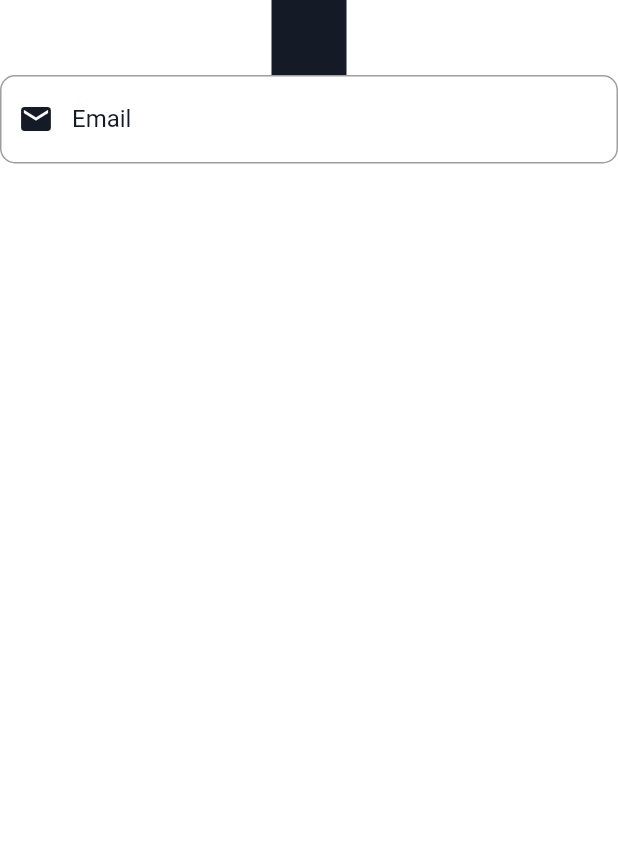
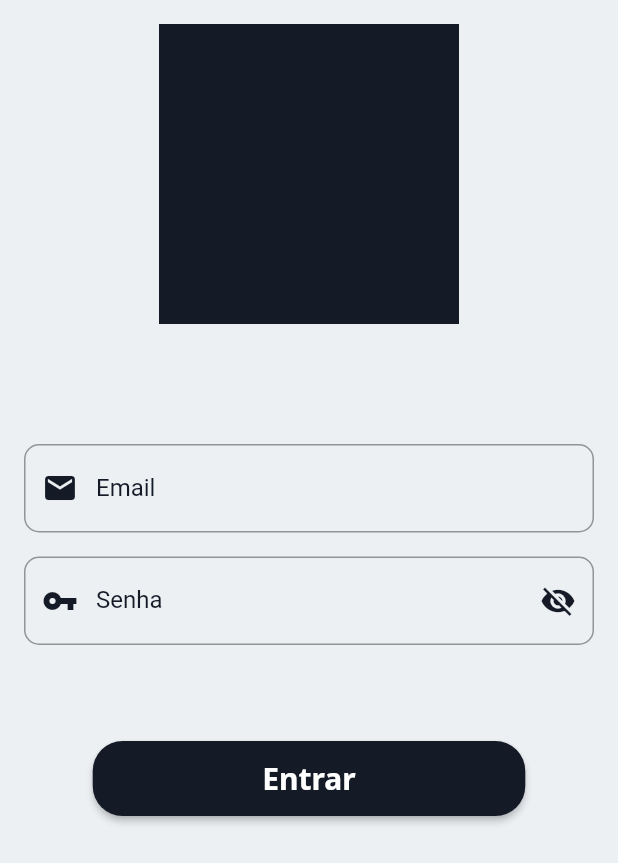
Before and after one commit to GabrielGodoy01/projeto_aplicativos_hibridos, a Flutter app: the screen it shows after launch, on a phone screen of 412 x 824 dp. Shown: the top 863 px of the screen. Run offline on Flutter 3.47's test engine with Material 2 defaults, Android fonts, the phone set to English and light mode, and no system bars; our stand-ins replace dio, flutter_mobx, get, get_it, google_fonts, mobx; generated files the repository leaves out were written again.

Commit message:
login and home

```diff
--- a/front_app/lib/app/app_widget.dart
+++ b/front_app/lib/app/app_widget.dart
@@ -1,6 +1,7 @@
 import 'package:flutter/gestures.dart';
 import 'package:flutter/material.dart';
 import 'package:flutter_localizations/flutter_localizations.dart';
+import 'package:front_app/app/modules/home/home_page.dart';
 import 'package:front_app/app/modules/login/login_page.dart';
 import 'package:front_app/app/shared/themes/app_colors.dart';
 import 'package:front_app/app/shared/themes/app_text_styles.dart';
@@ -37,10 +38,11 @@ class AppWidget extends StatelessWidget {
           appBarTheme: const AppBarTheme(
             color: AppColors.black,
           ),
-          scaffoldBackgroundColor: AppColors.white),
+          scaffoldBackgroundColor: AppColors.background),
       home: const LoginPage(),
       getPages: [
         GetPage(name: '/login', page: () => const LoginPage()),
+        GetPage(name: '/home', page: () => const HomePage()),
       ],
     );
   }
--- a/front_app/lib/app/injection_container.dart
+++ b/front_app/lib/app/injection_container.dart
@@ -6,6 +6,8 @@ import 'package:front_app/app/modules/auth/infra/repositories/auth_repository_mo
 import 'package:front_app/app/modules/auth/presenter/controllers/auth_controller.dart';
 import 'package:front_app/app/modules/login/login_controller.dart';
 import 'package:get_it/get_it.dart';
+
+import 'modules/home/home_controller.dart';
 
 final serviceLocator = GetIt.instance;
 
@@ -24,4 +26,7 @@ Future<void> init() async {
   //login
   serviceLocator.registerLazySingleton<LoginController>(
       () => LoginController(authController: serviceLocator()));
+
+  //home
+  serviceLocator.registerLazySingleton<HomeController>(() => HomeController());
 }
--- a/front_app/lib/app/modules/auth/infra/repositories/auth_repository_mock.dart
+++ b/front_app/lib/app/modules/auth/infra/repositories/auth_repository_mock.dart
@@ -3,8 +3,8 @@ import 'package:front_app/app/modules/auth/errors/errors.dart';
 import '../../domain/repositories/auth_repository_interface.dart';
 
 class AuthRepositoryMock implements AuthRepositoryInterface {
-  final String _email = '30557126659';
-  final String _pw = 'user';
+  final String _email = 'teste';
+  final String _pw = 'teste';
 
   @override
   Future<Map<String, dynamic>> login(String email, String password) async {
--- /dev/null
+++ b/front_app/lib/app/modules/home/model/card_model.dart
@@ -0,0 +1,5 @@
+class CardModel {
+  final String title;
+
+  CardModel({required this.title});
+}
--- a/front_app/lib/app/modules/login/login_page.dart
+++ b/front_app/lib/app/modules/login/login_page.dart
@@ -1,6 +1,8 @@
 import 'package:flutter/material.dart';
+import 'package:flutter_mobx/flutter_mobx.dart';
 import 'package:front_app/app/injection_container.dart';
 import 'package:front_app/app/shared/themes/app_colors.dart';
+import 'package:front_app/app/shared/widgets/custom_button.dart';
 import 'login_controller.dart';
 
 class LoginPage extends StatefulWidget {
@@ -15,12 +17,20 @@ class _LoginPageState extends State<LoginPage> {
   Widget build(BuildContext context) {
     var controller = serviceLocator<LoginController>();
     return Scaffold(
-      body: Column(
+      body: Padding(
+        padding: const EdgeInsets.symmetric(horizontal: 16),
+        child: Column(
           children: [
-          Container(
-            height: 50,
-            width: 50,
+            Padding(
+              padding: const EdgeInsets.symmetric(vertical: 16),
+              child: Container(
+                height: 200,
+                width: 200,
                 decoration: const BoxDecoration(color: AppColors.black),
+              ),
+            ),
+            const SizedBox(
+              height: 64,
             ),
             TextField(
               onChanged: controller.setEmail,
@@ -36,7 +46,47 @@ class _LoginPageState extends State<LoginPage> {
                 ),
               ),
             ),
+            const SizedBox(
+              height: 16,
+            ),
+            Observer(
+              builder: (_) {
+                return TextField(
+                  onChanged: controller.setPassword,
+                  obscureText: controller.passwordVisibility,
+                  decoration: InputDecoration(
+                      labelStyle: const TextStyle(color: AppColors.black),
+                      border: const OutlineInputBorder(
+                          borderRadius: BorderRadius.all(Radius.circular(10))),
+                      labelText: 'Senha',
+                      suffixIcon: InkWell(
+                        onTap: controller.changePasswordVisibility,
+                        child: Icon(
+                          controller.passwordVisibility
+                              ? Icons.visibility_off
+                              : Icons.visibility,
+                          color: AppColors.black,
+                        ),
+                      ),
+                      prefixIcon: const Icon(
+                        Icons.vpn_key,
+                        color: AppColors.black,
+                      )),
+                );
+              },
+            ),
+            const SizedBox(
+              height: 64,
+            ),
+            CustomButton(
+              isLoading: controller.isLoading,
+              onPressed: () async {
+                await controller.login();
+              },
+              text: 'Entrar',
+            ),
           ],
+        ),
       ),
     );
   }
--- a/front_app/lib/app/shared/themes/app_colors.dart
+++ b/front_app/lib/app/shared/themes/app_colors.dart
@@ -3,7 +3,9 @@ import 'package:flutter/material.dart';
 class AppColors {
   static const black = Color(0xFF151A27);
   static const darkGrey = Color(0xFF494950);
-  static const lilac = Color(0xFFE1E1E5);
+  static const card = Color.fromARGB(255, 167, 178, 194);
+  static const cardClicked = Color.fromARGB(255, 176, 182, 192);
+  static const background = Color(0xFFECF0F3);
   static const white = Colors.white;
 
   static final BoxShadow clickShadow = BoxShadow(
--- /dev/null
+++ b/front_app/lib/app/shared/widgets/custom_button.dart
@@ -0,0 +1,36 @@
+import 'package:flutter/material.dart';
+
+import '../themes/app_colors.dart';
+import '../themes/app_text_styles.dart';
+
+class CustomButton extends StatelessWidget {
+  final Function()? onPressed;
+  final bool isLoading;
+  final String text;
+  const CustomButton(
+      {Key? key, this.onPressed, required this.isLoading, required this.text})
+      : super(key: key);
+
+  @override
+  Widget build(BuildContext context) {
+    return ElevatedButton(
+      onPressed: onPressed,
+      style: ElevatedButton.styleFrom(
+        fixedSize: Size(MediaQuery.of(context).size.width * .7, 50),
+        alignment: Alignment.center,
+        primary: AppColors.black,
+        shape: RoundedRectangleBorder(borderRadius: BorderRadius.circular(20)),
+      ),
+      child: isLoading
+          ? const CircularProgressIndicator()
+          : Text(
+              text,
+              textAlign: TextAlign.center,
+              style: AppTextStyles.bodyBoldH4.copyWith(
+                color: Colors.white,
+                fontSize: MediaQuery.of(context).size.width < 1300 ? 20 : 24,
+              ),
+            ),
+    );
+  }
+}
--- a/front_app/pubspec.yaml
+++ b/front_app/pubspec.yaml
@@ -20,6 +20,7 @@ dependencies:
   google_fonts: ^2.0.0
   get_it: ^7.2.0
   get: ^4.6.5
+  flutter_mobx: ^2.0.6+1
 
 dev_dependencies:
   build_runner: ^2.1.11
```
Also changed, not shown: front_app/lib/app/modules/home/home_controller.dart (added, +54 -0 lines), front_app/lib/app/modules/home/home_page.dart (added, +71 -0 lines), front_app/lib/app/modules/home/widgets/feelling_card.dart (added, +35 -0 lines), front_app/lib/app/modules/home/widgets/user_appbar.dart (added, +28 -0 lines), front_app/lib/app/modules/login/login_controller.dart (+12 -1 lines), front_app/lib/app/shared/model/list_panel_model.dart (added, +12 -0 lines), front_app/lib/app/modules/home/home_controller.g.dart (added), front_app/lib/app/modules/login/login_controller.g.dart, front_app/pubspec.lock. Lines whose indentation alone changed are shown as unchanged.
